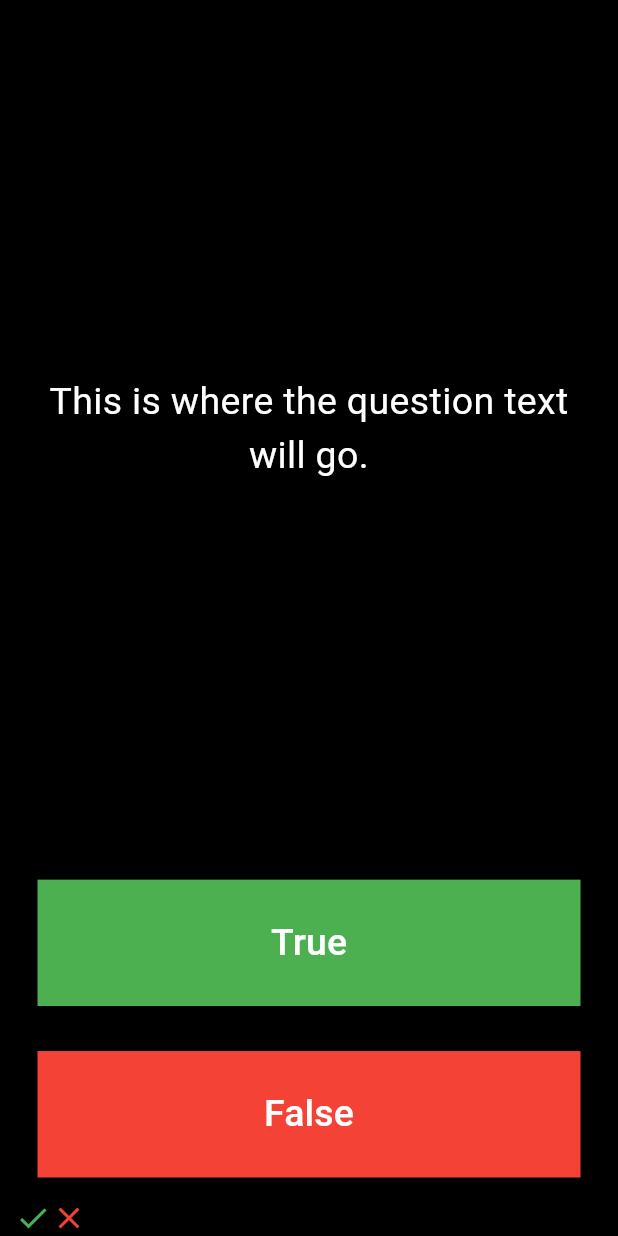
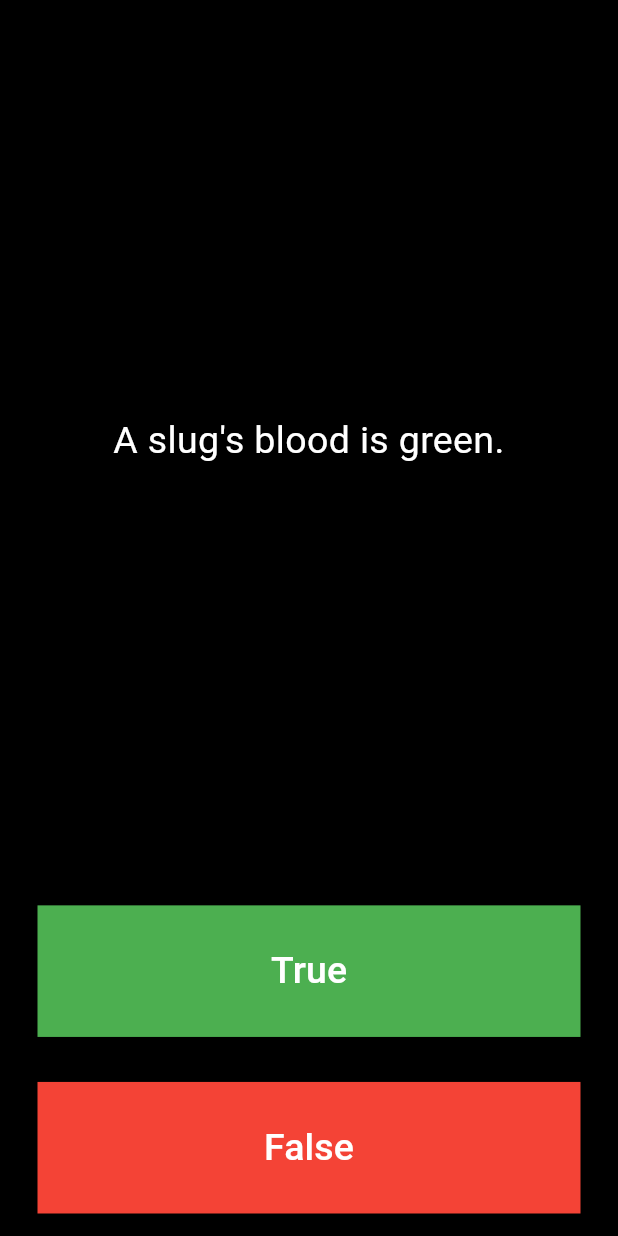
Before and after one commit to Vladimir182/Quizzler_Flutter, a Flutter app: the screen it shows after launch, after a tap on "True", after a tap on "False", on a phone screen of 412 x 824 dp. Run offline on Flutter 3.47's test engine with Material 3 defaults, Android fonts, the phone set to English and light mode, and no system bars.

Commit message:
add logic to change questions

```diff
--- a/lib/main.dart
+++ b/lib/main.dart
@@ -33,20 +33,34 @@ class QuizPage extends StatefulWidget {
 class _QuizPageState extends State<QuizPage> {
   List<Widget> scoreKeeper = [];
 
+  List<String> questions = [
+    'You can lead a cow down stairs but not up stairs.',
+    'Approximately one quarter of human bones are in the feet.',
+    'A slug\'s blood is green.'
+  ];
+
+  int questionNumber = 0;
+
+  clickButton() {
+    setState(() {
+      questionNumber++;
+    });
+  }
+
   @override
   Widget build(BuildContext context) {
     return Column(
       mainAxisAlignment: MainAxisAlignment.spaceBetween,
       children: [
-        const Expanded(
+        Expanded(
           flex: 5,
           child: Padding(
-            padding: EdgeInsets.all(10),
+            padding: const EdgeInsets.all(10),
             child: Center(
               child: Text(
-                'This is where the question text will go.',
+                questions[questionNumber],
                 textAlign: TextAlign.center,
-                style: TextStyle(
+                style: const TextStyle(
                   color: Colors.white,
                   fontSize: 25,
                 ),
@@ -66,16 +80,7 @@ class _QuizPageState extends State<QuizPage> {
                   ),
                   backgroundColor: Colors.green,
                 ),
-                onPressed: () {
-                  setState(() {
-                    scoreKeeper.add(
-                      const Icon(
-                        Icons.check,
-                        color: Colors.green,
-                      ),
-                    );
-                  });
-                },
+                onPressed: () => clickButton(),
                 child: const Text(
                   'True',
                   style: TextStyle(
@@ -99,16 +104,7 @@ class _QuizPageState extends State<QuizPage> {
                   ),
                   backgroundColor: Colors.red,
                 ),
-                onPressed: () {
-                  setState(() {
-                    scoreKeeper.add(
-                      const Icon(
-                        Icons.close,
-                        color: Colors.red,
-                      ),
-                    );
-                  });
-                },
+                onPressed: () => clickButton(),
                 child: const Text(
                   'False',
                   style: TextStyle(
```
